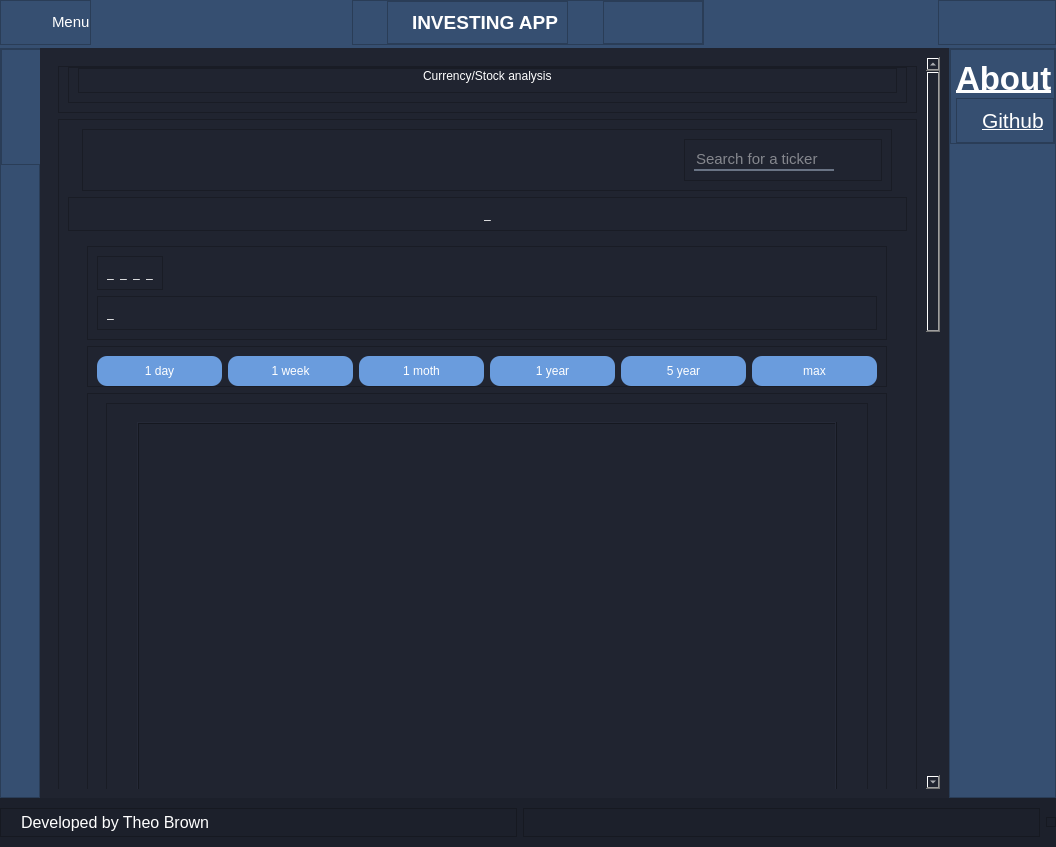
First picture: the form in ui_files/app interface.ui, repository Theo524/Investing-Geek, before the edit.
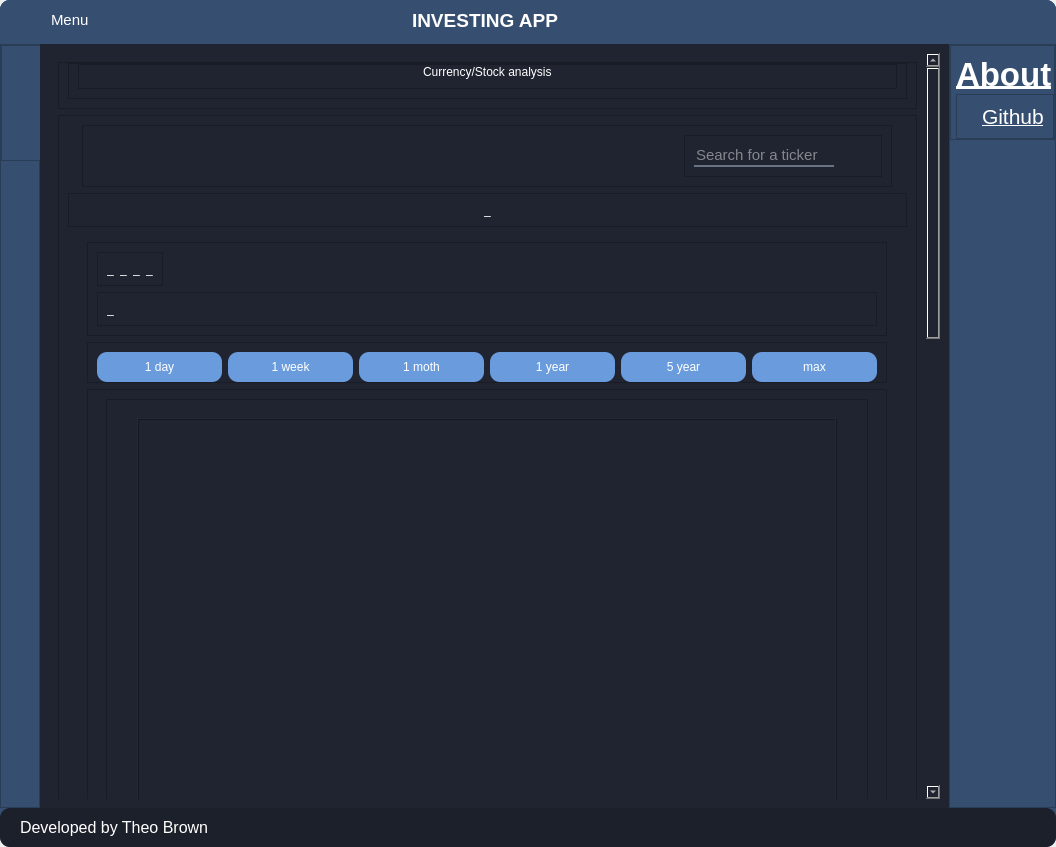
Second picture: the form after the edit. The open tabs and pages were chosen to show the change. Icons and pictures are not drawn.

```diff
--- a/ui_files/app interface.ui
+++ b/ui_files/app interface.ui
@@ -22,11 +22,15 @@
    <string>MainWindow</string>
   </property>
   <property name="styleSheet">
-   <string notr="true">background-color: rgb(28, 32, 43);</string>
+   <string notr="true">#centralwidget{
+background-color: rgb(28, 32, 43);
+border-radius: 10px
+}</string>
   </property>
   <widget class="QWidget" name="centralwidget">
    <property name="styleSheet">
-    <string notr="true">background-color: rgb(28, 32, 43);</string>
+    <string notr="true">background-color: rgb(54, 79, 113);
+</string>
    </property>
    <layout class="QVBoxLayout" name="verticalLayout">
     <property name="spacing">
@@ -48,7 +52,7 @@
      <widget class="QFrame" name="header_frame">
       <property name="styleSheet">
        <string notr="true">background-color: rgb(54, 79, 113);
-</string>
+border-radius:10px;</string>
       </property>
       <property name="frameShape">
        <enum>QFrame::NoFrame</enum>
@@ -280,7 +284,7 @@
          </property>
          <layout class="QHBoxLayout" name="horizontalLayout_22">
           <property name="spacing">
-           <number>10</number>
+           <number>25</number>
           </property>
           <property name="leftMargin">
            <number>0</number>
@@ -289,7 +293,7 @@
            <number>0</number>
           </property>
           <property name="rightMargin">
-           <number>0</number>
+           <number>15</number>
           </property>
           <property name="bottomMargin">
            <number>0</number>
@@ -786,7 +790,7 @@
                   <rect>
                    <x>0</x>
                    <y>0</y>
-                   <width>860</width>
+                   <width>856</width>
                    <height>2040</height>
                   </rect>
                  </property>
@@ -8966,7 +8970,8 @@
     <item>
      <widget class="QFrame" name="footer_frame">
       <property name="styleSheet">
-       <string notr="true">background-color: rgb(28, 32, 43);</string>
+       <string notr="true">background-color: rgb(28, 32, 43);
+border-radius:10px;</string>
       </property>
       <property name="frameShape">
        <enum>QFrame::NoFrame</enum>
```
Left out of the diff: 62 changed lines with no effect on the pictures.
